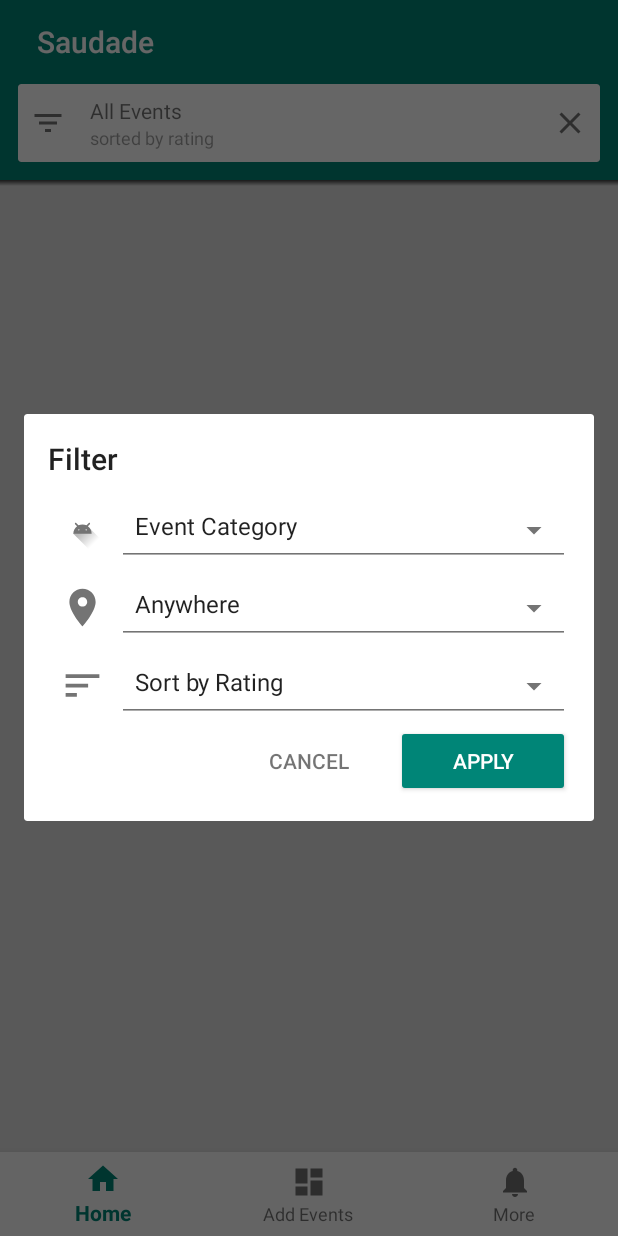
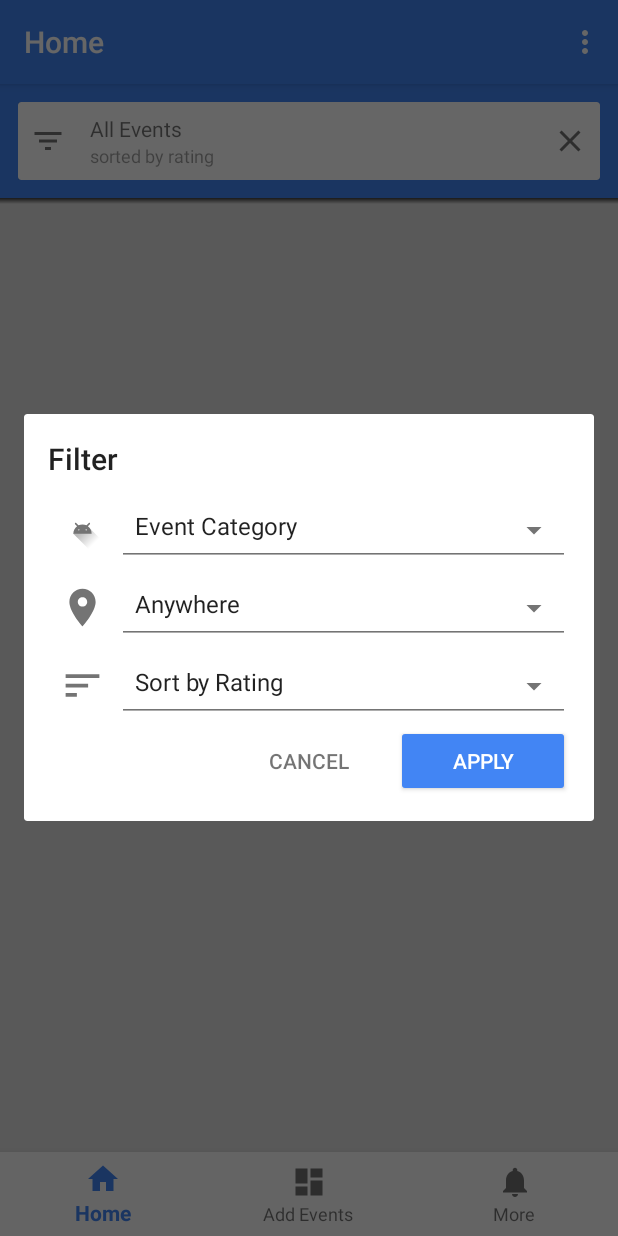
Before and after one commit to jefftorcato/Saudade, an Android app: the fragment FilterDialogFragment placed in its activity, on a phone screen of 412 x 824 dp. Run offline under Robolectric (Android 15) with nearby library versions, the phone set to English and light mode, and no system bars; our stand-ins replace Firebase (no records; nobody signed in at launch, a user with empty details on screens opened directly), data binding, navigation-ui; libraries missing offline, so code that uses them is left out: me.zhanghai.android, org.kodein.di; 4 statements that could not run were skipped.

Commit message:
good stuff

```diff
--- a/SaudadeAdmin/app/src/main/AndroidManifest.xml
+++ b/SaudadeAdmin/app/src/main/AndroidManifest.xml
@@ -20,7 +20,7 @@
             android:label="Sign Up"/>
         <activity
             android:name=".ui.auth.LoginActivity"
-            android:label="@string/title_activity_login">
+            android:label="@string/app_name">
             <intent-filter>
                 <action android:name="android.intent.action.MAIN" />
 
--- a/SaudadeAdmin/app/src/main/java/com/jefftorcato/saudadeadmin/MainActivity.kt
+++ b/SaudadeAdmin/app/src/main/java/com/jefftorcato/saudadeadmin/MainActivity.kt
@@ -15,7 +15,9 @@ class MainActivity : AppCompatActivity() {
 
     override fun onCreate(savedInstanceState: Bundle?) {
         super.onCreate(savedInstanceState)
+
         setContentView(R.layout.activity_main)
+
         val navView: BottomNavigationView = findViewById(R.id.nav_view)
 
         val navController = findNavController(R.id.nav_host_fragment)
--- a/SaudadeAdmin/app/src/main/java/com/jefftorcato/saudadeadmin/data/adapter/EventAdapter.kt
+++ b/SaudadeAdmin/app/src/main/java/com/jefftorcato/saudadeadmin/data/adapter/EventAdapter.kt
@@ -1,5 +1,6 @@
 package com.jefftorcato.saudadeadmin.data.adapter
 
+import android.util.Log
 import android.view.LayoutInflater
 import android.view.View
 import android.view.ViewGroup
@@ -41,7 +42,6 @@ class EventAdapter(query: Query, private val mListener: OnEventSelectedListener)
         var cityView: TextView = itemView.findViewById(R.id.event_item_city)
 
         fun bind(snapshot: DocumentSnapshot, listener: OnEventSelectedListener) {
-            //val event = snapshot.toObject(Event::class.java)
             val event: Event? = snapshot.toObject(Event::class.java)
             val resources = itemView.resources
 
@@ -52,11 +52,11 @@ class EventAdapter(query: Query, private val mListener: OnEventSelectedListener)
 
                 nameView.text = event.getName()
                 ratingBar.rating = event.getAvgRating().toFloat()
-                cityView.text = event.getCategory()
+                cityView.text = event.getCity()
+                categoryView.text = event.getCategory()
                 numRatingsView.text =
                     resources.getString(R.string.fmt_num_ratings, event.getNumRatings())
             }
-
             itemView.setOnClickListener {
                 listener.onEventSelected(snapshot)
             }
--- a/SaudadeAdmin/app/src/main/java/com/jefftorcato/saudadeadmin/ui/dialog/Filters.kt
+++ b/SaudadeAdmin/app/src/main/java/com/jefftorcato/saudadeadmin/ui/dialog/Filters.kt
@@ -46,6 +46,10 @@ data class Filters(
 
     fun getSortBy(): String? {
         return sortBy
+    }
+
+    fun getSortDirection(): Query.Direction? {
+        return sortDirection
     }
 
     // Setters
--- a/SaudadeAdmin/app/src/main/java/com/jefftorcato/saudadeadmin/ui/home/HomeFragment.kt
+++ b/SaudadeAdmin/app/src/main/java/com/jefftorcato/saudadeadmin/ui/home/HomeFragment.kt
@@ -4,9 +4,7 @@ import android.os.Bundle
 import android.os.RecoverySystem
 import android.text.Html
 import android.util.Log
-import android.view.LayoutInflater
-import android.view.View
-import android.view.ViewGroup
+import android.view.*
 import android.widget.Button
 import android.widget.ImageView
 import android.widget.TextView
@@ -27,6 +25,7 @@ import com.jefftorcato.saudadeadmin.data.adapter.EventAdapter
 import com.jefftorcato.saudadeadmin.databinding.FragmentHomeBinding
 import com.jefftorcato.saudadeadmin.ui.dialog.FilterDialogFragment
 import com.jefftorcato.saudadeadmin.ui.dialog.Filters
+import kotlinx.android.synthetic.main.activity_main.*
 import org.kodein.di.KodeinAware
 import org.kodein.di.android.x.kodein
 import org.kodein.di.generic.instance
@@ -68,9 +67,10 @@ class HomeFragment : Fragment(),
             ViewModelProviders.of(this, factory).get(HomeViewModel::class.java)
         val binding: FragmentHomeBinding =
             DataBindingUtil.inflate(inflater, R.layout.fragment_home, container, false)
-        (activity as AppCompatActivity).supportActionBar!!.hide()
+        //(activity as AppCompatActivity).supportActionBar!!.hide()
         binding.viewmodel = homeViewModel
-        mToolbar = binding.root.findViewById(R.id.toolbar)
+        //mToolbar = binding.root.findViewById(R.id.toolbar)
+        setHasOptionsMenu(true)
         mCurrentSearchView = binding.root.findViewById(R.id.text_current_search)
         mCurrentSortByView = binding.root.findViewById(R.id.text_current_sort_by)
         mEventsRecycler = binding.root.findViewById(R.id.recycler_events)
@@ -83,7 +83,7 @@ class HomeFragment : Fragment(),
 
         initFirestore()
         initRecyclerView()
-
+        mFilterDialog = FilterDialogFragment()
         return binding.root
     }
 
@@ -127,7 +127,26 @@ class HomeFragment : Fragment(),
 
     override fun onFilter(filters: Filters?) {
 
+        var query: Query = mFirestore.collection("event")
+
         if (filters != null) {
+            if(filters.hasCategory()){
+                query = query.whereEqualTo("category", filters.getCategory())
+            }
+
+            if(filters.hasCity()) {
+                query = query.whereEqualTo("city",filters.getCity())
+            }
+
+            if(filters.hasSortBy()) {
+                query = query.orderBy(filters.getSortBy()!!,filters.getSortDirection()!!)
+            }
+
+            query = query.limit(LIMIT)
+
+            mQuery = query
+            mAdapter.setQuery(query)
+
             mCurrentSearchView.text = Html.fromHtml(filters.getSearchDescription())
             mCurrentSortByView.text = filters.getOrderDescription(this.context!!)
         }
@@ -145,6 +164,8 @@ class HomeFragment : Fragment(),
     fun onFilterClicked() {
         // Show the dialog containing filter options
         //mFilterDialog.show(,FilterDialogFragment.TAG)
+
+        mFilterDialog.show(fragmentManager!!,FilterDialogFragment.TAG)
     }
 
     fun onClearFilterClicked() {
@@ -157,6 +178,20 @@ class HomeFragment : Fragment(),
 
     }
 
+    override fun onCreateOptionsMenu(menu: Menu, inflater: MenuInflater) {
+        inflater.inflate(R.menu.menu_dropdown,menu)
+        return super.onCreateOptionsMenu(menu, inflater)
+    }
+
+    override fun onOptionsItemSelected(item: MenuItem): Boolean {
+
+        when(item.itemId) {
+            R.id.menu_sign_out -> {
+                homeViewModel.logout(view!!)
+            }
+        }
+        return super.onOptionsItemSelected(item)
+    }
     /*fun downloadEventData(){
         val docRef = db.collection("event")
             .whereEqualTo("artist","NE35cOA1VSQLU8n6guC81f1LXmE3")
--- a/SaudadeAdmin/app/src/main/res/layout/fragment_home.xml
+++ b/SaudadeAdmin/app/src/main/res/layout/fragment_home.xml
@@ -11,29 +11,18 @@
     </data>
 
     <RelativeLayout
+        android:id="@+id/mainRelativeLayout"
         android:layout_width="match_parent"
         android:layout_height="match_parent"
         android:background="#E0E0E0">
-
-        <androidx.appcompat.widget.Toolbar
-            android:id="@+id/toolbar"
-            android:layout_width="match_parent"
-            android:layout_height="wrap_content"
-            android:background="?attr/colorPrimary"
-            android:theme="@style/AppTheme"
-            app:logo="@drawable/ic_event_white_24px"
-            app:popupTheme="@style/Theme.AppCompat.Light.DarkActionBar"
-            app:title="@string/app_name"
-            app:titleMarginStart="24dp"
-            app:titleTextColor="@android:color/white" />
 
         <FrameLayout
             android:id="@+id/filter_bar_container"
             android:layout_width="match_parent"
             android:layout_height="wrap_content"
-            android:layout_below="@+id/toolbar"
             android:background="?attr/colorPrimary"
             android:paddingLeft="12dp"
+            android:paddingTop="12dp"
             android:paddingRight="12dp"
             android:paddingBottom="12dp">
 
@@ -126,7 +115,6 @@
             android:id="@+id/view_empty"
             android:layout_width="wrap_content"
             android:layout_height="wrap_content"
-            android:layout_below="@+id/toolbar"
             android:layout_alignParentBottom="true"
             android:layout_centerHorizontal="true"
             android:gravity="center"
--- a/SaudadeAdmin/app/src/main/res/menu/menu_dropdown.xml
+++ b/SaudadeAdmin/app/src/main/res/menu/menu_dropdown.xml
@@ -1,6 +1,5 @@
 <?xml version="1.0" encoding="utf-8"?>
-<menu xmlns:app="http://schemas.android.com/apk/res-auto"
-    xmlns:android="http://schemas.android.com/apk/res/android">
+<menu xmlns:android="http://schemas.android.com/apk/res/android">
 
     <item
         android:id="@+id/menu_sign_out"
--- a/SaudadeAdmin/app/src/main/res/values/colors.xml
+++ b/SaudadeAdmin/app/src/main/res/values/colors.xml
@@ -1,10 +1,13 @@
 <?xml version="1.0" encoding="utf-8"?>
 <resources>
-    <color name="colorPrimary">#008577</color>
-    <color name="colorPrimaryDark">#00574B</color>
-    <color name="colorAccent">#D81B60</color>
+    <!--<color name="colorPrimary">#008577</color>-->
+    <color name="colorPrimary">#4285F4</color>
+    <color name="colorPrimaryDark">#3367D6</color>
+    <color name="colorAccent">#D4D656</color>
 
     <color name="greyPrimary">#DE000000</color>
     <color name="greySecondary">#8B000000</color>
     <color name="greyDisabled">#61000000</color>
+
+    <color name="newColorPrimary"></color>
 </resources>
```
